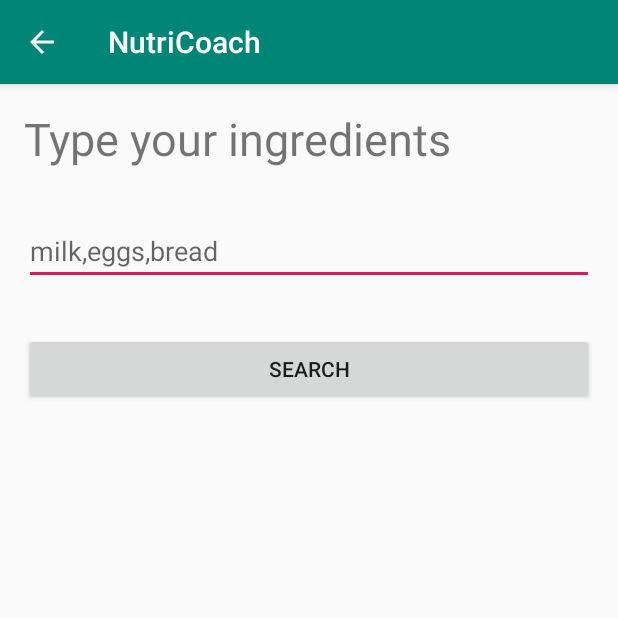
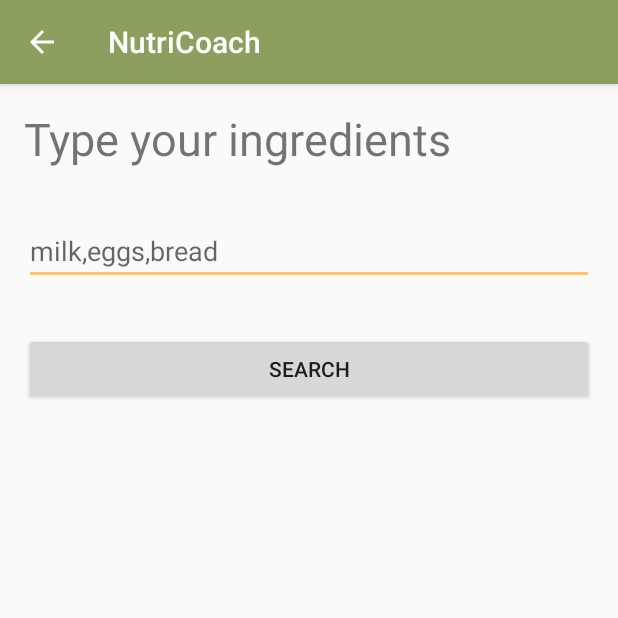
Before and after one commit to enzoftware/FoodRecipeSearch, an Android app: the SearchActivity screen opened directly, with no data from a screen before it, on a phone screen of 412 x 824 dp, the top half of it. Run offline under Robolectric (Android 15) with nearby library versions, the phone set to English and light mode, and no system bars.

```diff
--- a/app/src/main/java/com/projects/enzoftware/nutricoach/ui/adapter/RecipeAdapter.kt
+++ b/app/src/main/java/com/projects/enzoftware/nutricoach/ui/adapter/RecipeAdapter.kt
@@ -25,6 +25,7 @@ class RecipeAdapter(private var recipes : List<Recipe>, private val listener: Li
     }
 
     class ViewHolder(itemView : View) : RecyclerView.ViewHolder(itemView){
+
         fun bind(item: Recipe, listener: Listener) = with(itemView) {
             Glide.with(context).load(item.imageUrl).into(imageView)
             title.text = item.title
--- a/app/src/main/res/values/colors.xml
+++ b/app/src/main/res/values/colors.xml
@@ -1,7 +1,8 @@
 <?xml version="1.0" encoding="utf-8"?>
 <resources>
-    <color name="colorPrimary">#008577</color>
-    <color name="colorPrimaryDark">#00574B</color>
-    <color name="colorAccent">#D81B60</color>
+    <color name="colorPrimary">#8D9F5E</color>
+    <color name="colorPrimaryDark">#473C33</color>
+    <color name="colorAccent">#FEC868</color>
     <color name="black">#000</color>
+    <color name="white">#fff</color>
 </resources>
```
Also changed, not shown: app/src/main/AndroidManifest.xml (+13 -13 lines), app/src/main/java/com/projects/enzoftware/nutricoach/ui/login/LoginActivity.kt (added, +13 -0 lines), app/src/main/res/layout/activity_login.xml (added, +9 -0 lines).
